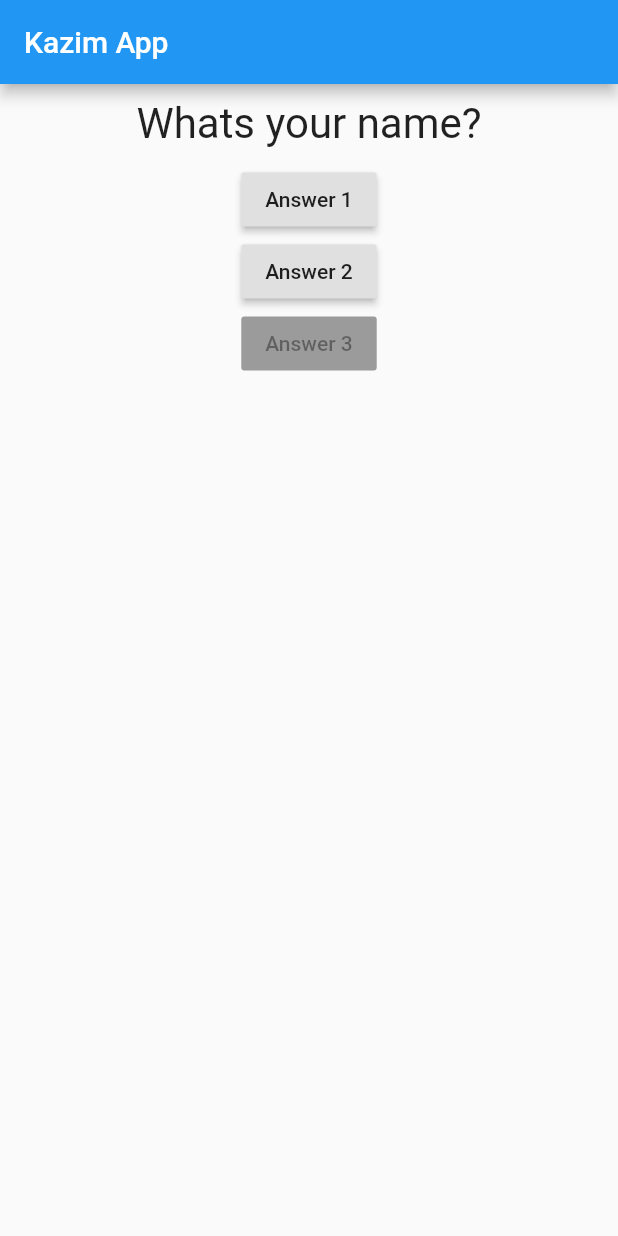
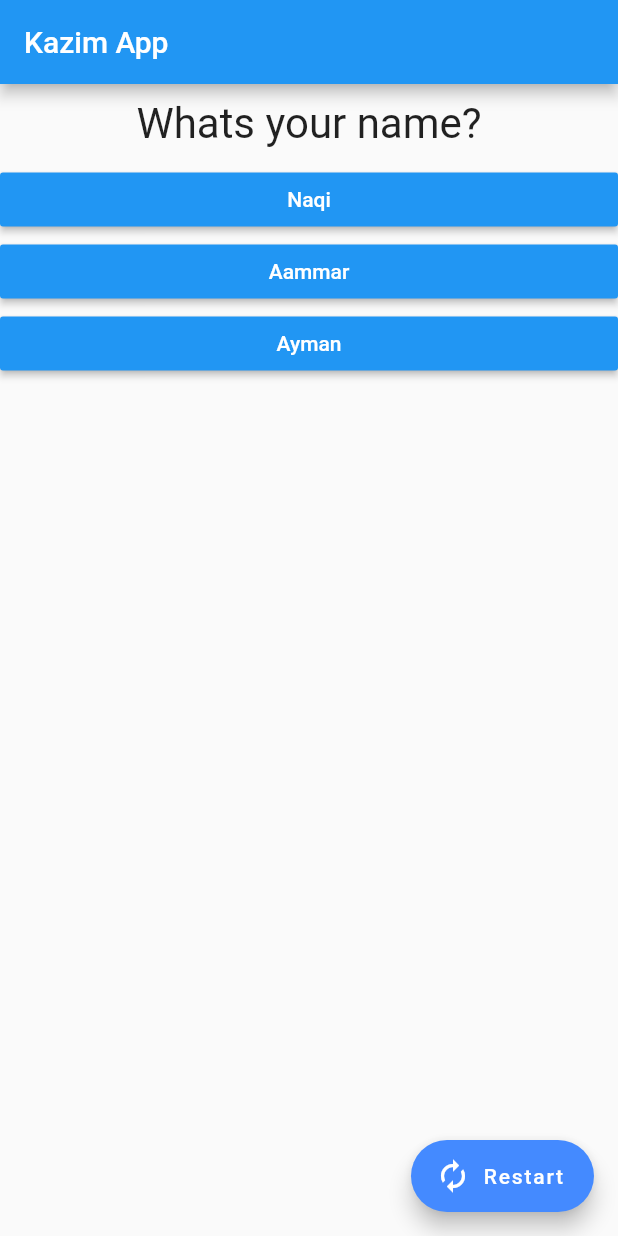
Before and after one commit to kazzastic/Flutter-Practice, a Flutter app: the screen it shows after launch, on a phone screen of 412 x 824 dp. Run offline on Flutter 3.47's test engine with Material 2 defaults, Android fonts, the phone set to English and light mode, and no system bars.

Commit message:
Converting to apk

```diff
--- /dev/null
+++ b/kazims_app/lib/answer.dart
@@ -0,0 +1,22 @@
+import 'package:flutter/material.dart';
+
+
+class Answer extends StatelessWidget {
+  final Function selectHandler;
+  final String answerText;
+  Answer(this.selectHandler, this.answerText);
+
+  @override
+  Widget build(BuildContext context) {
+    return Container(
+      width: double.infinity,
+      child:
+      RaisedButton(
+        child: Text(answerText),
+        color: Colors.blue ,
+        textColor: Colors.white,
+        onPressed: selectHandler,
+      ),
+    );
+  }
+}
--- a/kazims_app/lib/main.dart
+++ b/kazims_app/lib/main.dart
@@ -1,5 +1,6 @@
 import 'package:flutter/material.dart';
 import './question.dart';
+import './answer.dart';
 
 void main(){
   runApp(MyApp());
@@ -18,18 +19,37 @@ class MyAppState extends State<MyApp>{
 
   //This is the method that changes state of the app for now
   void answerQuestion(){
+    if(questionIndex >=2){
+      questionIndex -=1;
+    }
     setState(() {
       questionIndex += 1;
     });
     print(questionIndex);
   }
 
+  void RestartApp(){
+    setState(() {
+      questionIndex = 0;
+    });
+  }
+
   //Here the method starts where app is built
   @override
   Widget build(BuildContext context) {
-    var questions = [
-      "Whats your name?",
-      "Are you a loser?Don't answer we know hahahah"
+    const questions = [
+      {
+        'questionText':'Whats your name?',
+        'answers': ['Naqi', 'Aammar', 'Ayman']
+      },
+      {
+        'questionText': 'Whats your fav color?',
+        'answers': ['Rainbow', 'Yaari ky rang', 'BlackBox']
+      },
+      {
+        'questionText': 'Who is your daddy?',
+        'answers' : ['Kazim', 'Syed Kazim', 'Kazim Miyazaki']
+      }
     ];
     // TODO: implement build
     return MaterialApp(
@@ -40,21 +60,18 @@ class MyAppState extends State<MyApp>{
         body: Column(
           children: [
             Question(
-                questions[questionIndex],
+                questions[questionIndex]['questionText'],
             ),
-            RaisedButton(
-                child: Text('Answer 1'),
-                onPressed: answerQuestion),
-            RaisedButton(
-                child: Text('Answer 2'),
-                onPressed: (){
-                  //...
-                  print("Bruhhhh");
-                }),
-            RaisedButton(
-                child: Text('Answer 3'),
-                onPressed: null),
+            ...(questions[questionIndex]['answers'] as List<String>).map((answer){
+              return Answer(answerQuestion,answer);
+            }).toList(),
           ],
+        ),
+        floatingActionButton: FloatingActionButton.extended(
+            onPressed: RestartApp,
+            label: Text('Restart'),
+            icon: Icon(Icons.autorenew),
+            backgroundColor: Colors.blueAccent,
         ),
       ),
     );
```
